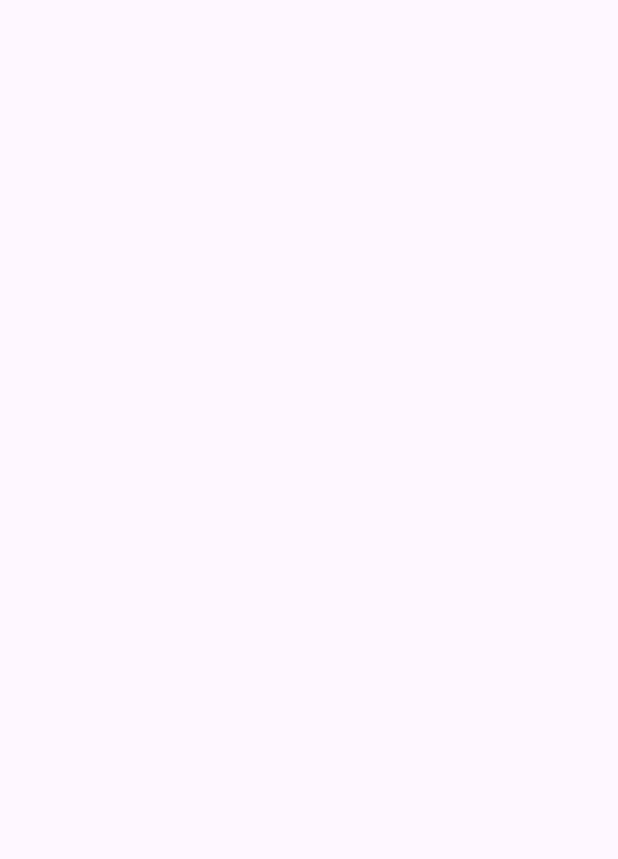
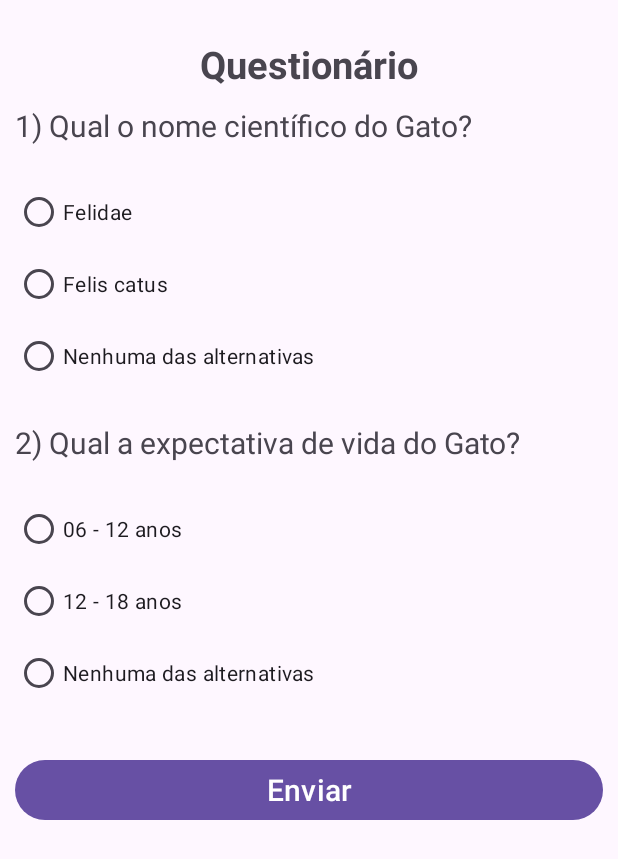
Before and after one commit to JoaoVitor-Dev/App-Pets, an Android app: the ActivityQuizGato screen opened directly, with no data from a screen before it, on a phone screen of 412 x 824 dp. Before the commit the part shown is empty. Shown: the top 859 px of the screen. Run offline under Robolectric (Android 15) with nearby library versions, the phone set to English and light mode, and no system bars.

Commit message:
Implementado alternativas nos questionários

```diff
--- a/app/src/main/java/com/example/pets/ActivityCacatua.java
+++ b/app/src/main/java/com/example/pets/ActivityCacatua.java
@@ -11,12 +11,15 @@ public class ActivityCacatua extends AppCompatActivity {
 
     private Button btnVoltar;
 
+    private Button btnQuis;
+
     @Override
     protected void onCreate(Bundle savedInstanceState) {
         super.onCreate(savedInstanceState);
         setContentView(R.layout.activity_cacatua);
 
         btnVoltar = findViewById(R.id.btnVoltar);
+        btnQuis = findViewById(R.id.btnQuestionario);
 
         btnVoltar.setOnClickListener(new View.OnClickListener() {
             @Override
@@ -25,5 +28,15 @@ public class ActivityCacatua extends AppCompatActivity {
                 startActivity(intent);
             }
         });
+
+        btnQuis.setOnClickListener(new View.OnClickListener() {
+            @Override
+            public void onClick(View v) {
+                Intent intent = new Intent(ActivityCacatua.this, ActivityQuizCacatua.class);
+                startActivity(intent);
+            }
+        });
+
+
     }
 }
--- a/app/src/main/java/com/example/pets/ActivityGato.java
+++ b/app/src/main/java/com/example/pets/ActivityGato.java
@@ -12,6 +12,8 @@ public class ActivityGato extends AppCompatActivity {
 
     private Button btnVoltar;
 
+    private Button btnQuiz;
+
     @SuppressLint("MissingInflatedId")
     @Override
     protected void onCreate(Bundle savedInstanceState) {
@@ -19,6 +21,7 @@ public class ActivityGato extends AppCompatActivity {
         setContentView(R.layout.activity_gato);
 
         btnVoltar = findViewById(R.id.btnVoltarMenu);
+        btnQuiz = findViewById(R.id.btnQuestionario);
 
         btnVoltar.setOnClickListener(new View.OnClickListener() {
             @Override
@@ -28,5 +31,13 @@ public class ActivityGato extends AppCompatActivity {
             }
         });
 
+        btnQuiz.setOnClickListener(new View.OnClickListener() {
+            @Override
+            public void onClick(View v) {
+                Intent intent = new Intent(ActivityGato.this, ActivityQuizGato.class);
+                startActivity(intent);
+            }
+        });
+
     }
 }
--- a/app/src/main/res/layout/activity_quiz_cacatua.xml
+++ b/app/src/main/res/layout/activity_quiz_cacatua.xml
@@ -24,6 +24,7 @@
         android:layout_width="match_parent"
         android:layout_height="wrap_content"
         android:layout_marginTop="25dp"
+        android:layout_margin="10dp"
         android:text="1) Qual a expectativa de vida de uma cacatua?"
         android:textSize="20dp"
         app:layout_constraintBottom_toBottomOf="parent"
@@ -33,7 +34,7 @@
 
     <RadioGroup
         android:layout_width="match_parent"
-        android:layout_marginTop="20dp"
+        android:layout_margin="10dp"
         android:layout_height="wrap_content">
 
         <RadioButton
@@ -62,6 +63,7 @@
         android:layout_width="match_parent"
         android:layout_height="wrap_content"
         android:layout_marginTop="25dp"
+        android:layout_margin="10dp"
         android:text="2) Qual o nome da classe das Catatuas?"
         android:textSize="20dp"
         app:layout_constraintBottom_toBottomOf="parent"
@@ -71,6 +73,7 @@
 
     <RadioGroup
         android:layout_width="match_parent"
+        android:layout_margin="10dp"
         android:layout_height="wrap_content">
 
         <RadioButton
@@ -99,9 +102,9 @@
         android:id="@+id/btnEnviar"
         android:layout_width="match_parent"
         android:layout_height="wrap_content"
-        android:layout_marginLeft="35dp"
-        android:layout_marginTop="25dp"
-        android:layout_marginRight="35dp"
+        android:layout_marginLeft="10dp"
+        android:layout_marginTop="20dp"
+        android:layout_marginRight="10dp"
         android:text="Enviar"
         android:textSize="20dp" />
 </LinearLayout>
--- a/app/src/main/res/layout/activity_quiz_gato.xml
+++ b/app/src/main/res/layout/activity_quiz_gato.xml
@@ -1,9 +1,112 @@
 <?xml version="1.0" encoding="utf-8"?>
-<androidx.constraintlayout.widget.ConstraintLayout xmlns:android="http://schemas.android.com/apk/res/android"
+<LinearLayout xmlns:android="http://schemas.android.com/apk/res/android"
     xmlns:app="http://schemas.android.com/apk/res-auto"
     xmlns:tools="http://schemas.android.com/tools"
     android:layout_width="match_parent"
     android:layout_height="match_parent"
+    android:orientation="vertical"
     tools:context=".ActivityQuizGato">
 
-</androidx.constraintlayout.widget.ConstraintLayout>
+    <TextView
+        android:layout_width="match_parent"
+        android:layout_height="wrap_content"
+        android:layout_marginTop="25dp"
+        android:textAlignment="center"
+        android:text="Questionário"
+        android:textSize="25dp"
+        android:textStyle="bold"
+        app:layout_constraintBottom_toBottomOf="parent"
+        app:layout_constraintEnd_toEndOf="parent"
+        app:layout_constraintStart_toStartOf="parent"
+        app:layout_constraintTop_toTopOf="parent" />
+
+    <TextView
+        android:layout_width="match_parent"
+        android:layout_height="wrap_content"
+        android:layout_marginTop="25dp"
+        android:layout_margin="10dp"
+        android:text="1) Qual o nome científico do Gato?"
+        android:textSize="20dp"
+        app:layout_constraintBottom_toBottomOf="parent"
+        app:layout_constraintEnd_toEndOf="parent"
+        app:layout_constraintStart_toStartOf="parent"
+        app:layout_constraintTop_toTopOf="parent" />
+
+    <RadioGroup
+        android:layout_width="match_parent"
+        android:layout_height="wrap_content"
+        android:layout_margin="10dp">
+
+        <RadioButton
+            android:layout_width="match_parent"
+            android:layout_height="wrap_content"
+            android:text="Felidae"
+            android:id="@+id/Q1opt1"
+            />
+
+        <RadioButton
+            android:layout_width="match_parent"
+            android:layout_height="wrap_content"
+            android:text="Felis catus"
+            android:id="@+id/Q1opt2"
+            />
+
+
+        <RadioButton
+            android:layout_width="match_parent"
+            android:layout_height="wrap_content"
+            android:text="Nenhuma das alternativas"
+            android:id="@+id/Q1opt3"
+            />
+    </RadioGroup>
+
+    <TextView
+        android:layout_width="match_parent"
+        android:layout_height="wrap_content"
+        android:layout_marginTop="25dp"
+        android:layout_margin="10dp"
+        android:text="2) Qual a expectativa de vida do Gato?"
+        android:textSize="20dp"
+        app:layout_constraintBottom_toBottomOf="parent"
+        app:layout_constraintEnd_toEndOf="parent"
+        app:layout_constraintStart_toStartOf="parent"
+        app:layout_constraintTop_toTopOf="parent" />
+
+    <RadioGroup
+        android:layout_width="match_parent"
+        android:layout_margin="10dp"
+        android:layout_height="wrap_content">
+        <RadioButton
+            android:layout_width="match_parent"
+            android:layout_height="wrap_content"
+            android:text="06 - 12 anos"
+            android:id="@+id/Q2opt1"
+            />
+
+        <RadioButton
+            android:layout_width="match_parent"
+            android:layout_height="wrap_content"
+            android:text="12 - 18 anos"
+            android:id="@+id/Q2opt2"
+            />
+
+        <RadioButton
+            android:layout_width="match_parent"
+            android:layout_height="wrap_content"
+            android:text="Nenhuma das alternativas"
+            android:id="@+id/Q2opt3"
+            />
+
+    </RadioGroup>
+
+    <Button
+        android:id="@+id/btnEnviar"
+        android:layout_width="match_parent"
+        android:layout_height="wrap_content"
+        android:layout_marginLeft="10dp"
+        android:layout_marginTop="20dp"
+        android:layout_marginRight="10dp"
+        android:text="Enviar"
+        android:textSize="20dp" />
+
+</LinearLayout>
```
